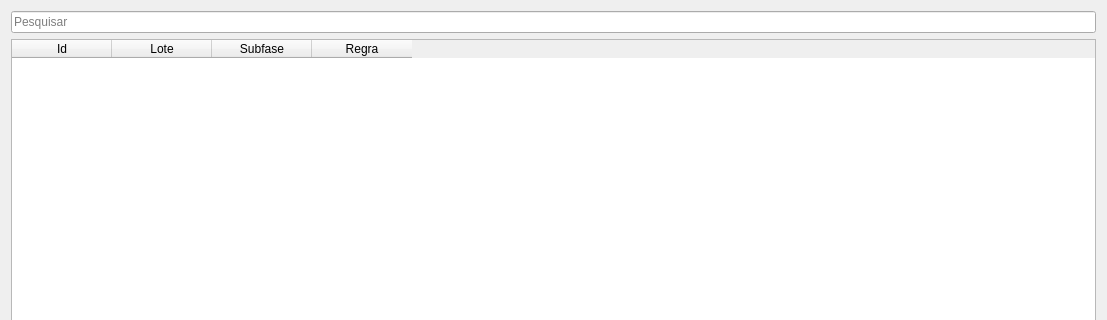
Qt form uis/mRuleProfiles.ui (dsgoficial/SAP_Gerente) before a commit; both pictures show x 0 to 1107 and y 0 to 320 of the 1107 by 462 pixel window.
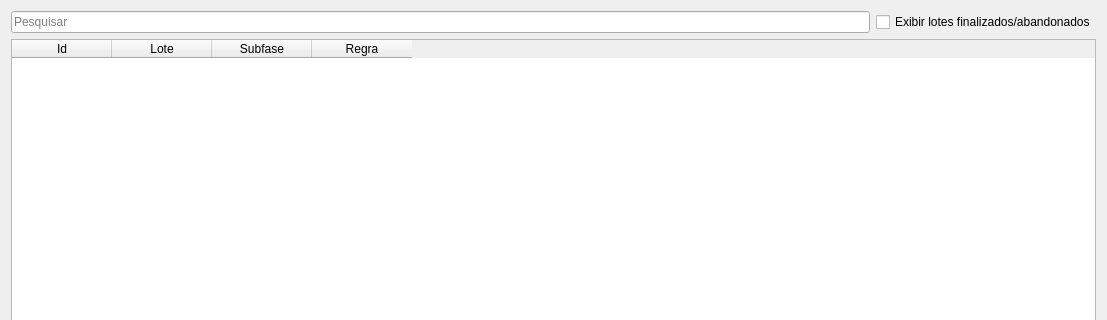
The same form after that commit.

Commit message: 1.31.1: adicionado filtros de lotes finalizados sim/não em menu, modelos e regras.

The edit to the form file:
```diff
--- a/uis/mRuleProfiles.ui
+++ b/uis/mRuleProfiles.ui
@@ -14,6 +14,24 @@
    <string>Configurar Perfis de Regras</string>
   </property>
   <layout class="QGridLayout" name="gridLayout">
+   <item row="0" column="0">
+    <layout class="QHBoxLayout" name="horizontalLayout_2">
+     <item>
+      <widget class="QLineEdit" name="searchLe">
+       <property name="placeholderText">
+        <string>Pesquisar</string>
+       </property>
+      </widget>
+     </item>
+     <item>
+      <widget class="QCheckBox" name="showFinishedCheckBox">
+       <property name="text">
+        <string>Exibir lotes finalizados/abandonados</string>
+       </property>
+      </widget>
+     </item>
+    </layout>
+   </item>
    <item row="1" column="0">
     <widget class="QTableWidget" name="tableWidget">
      <attribute name="verticalHeaderCascadingSectionResizes">
@@ -80,13 +98,6 @@
      </item>
     </layout>
    </item>
-   <item row="0" column="0">
-    <widget class="QLineEdit" name="searchLe">
-     <property name="placeholderText">
-      <string>Pesquisar</string>
-     </property>
-    </widget>
-   </item>
   </layout>
  </widget>
  <resources/>
```
The commit also changes 7 other files.
